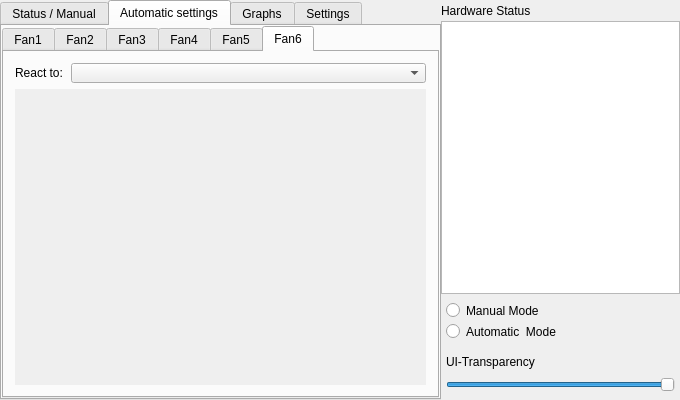
The window that FanControllerV2/fancontrollerv2.ui (Alia5/FanControllerV2) describes before a commit, drawn with Qt 5.
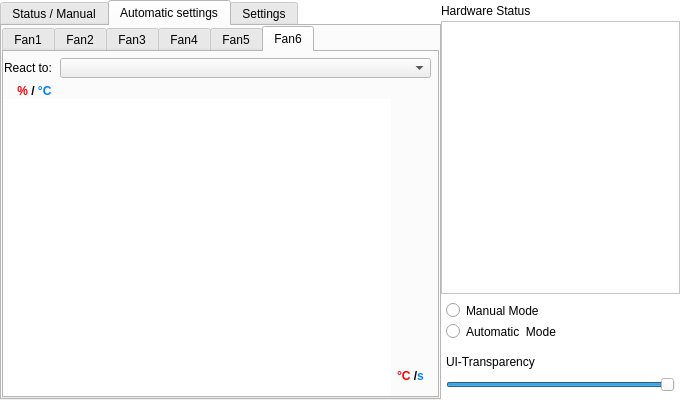
The same window after the commit. The open tabs and pages were chosen to show the change. Icons and pictures are not drawn. Custom widgets are drawn as their Qt base class.

Commit message: ui improvements - removed graph-tab - integrated temperature-graphs into fancurves - changed colorpalette slightly to accomodate win10 styling - fixed bug where fan-hysterisis doesn't get loaded

```diff
--- a/FanControllerV2/fancontrollerv2.ui
+++ b/FanControllerV2/fancontrollerv2.ui
@@ -16,6 +16,70 @@
     <height>215</height>
    </size>
   </property>
+  <property name="palette">
+   <palette>
+    <active>
+     <colorrole role="Base">
+      <brush brushstyle="SolidPattern">
+       <color alpha="255">
+        <red>255</red>
+        <green>255</green>
+        <blue>255</blue>
+       </color>
+      </brush>
+     </colorrole>
+     <colorrole role="Window">
+      <brush brushstyle="SolidPattern">
+       <color alpha="255">
+        <red>255</red>
+        <green>255</green>
+        <blue>255</blue>
+       </color>
+      </brush>
+     </colorrole>
+    </active>
+    <inactive>
+     <colorrole role="Base">
+      <brush brushstyle="SolidPattern">
+       <color alpha="255">
+        <red>255</red>
+        <green>255</green>
+        <blue>255</blue>
+       </color>
+      </brush>
+     </colorrole>
+     <colorrole role="Window">
+      <brush brushstyle="SolidPattern">
+       <color alpha="255">
+        <red>255</red>
+        <green>255</green>
+        <blue>255</blue>
+       </color>
+      </brush>
+     </colorrole>
+    </inactive>
+    <disabled>
+     <colorrole role="Base">
+      <brush brushstyle="SolidPattern">
+       <color alpha="255">
+        <red>255</red>
+        <green>255</green>
+        <blue>255</blue>
+       </color>
+      </brush>
+     </colorrole>
+     <colorrole role="Window">
+      <brush brushstyle="SolidPattern">
+       <color alpha="255">
+        <red>255</red>
+        <green>255</green>
+        <blue>255</blue>
+       </color>
+      </brush>
+     </colorrole>
+    </disabled>
+   </palette>
+  </property>
   <property name="windowTitle">
    <string>FanController</string>
   </property>
@@ -23,6 +87,12 @@
    <iconset resource="fancontrollerv2.qrc">
     <normaloff>:/FanControllerV2/icon.png</normaloff>:/FanControllerV2/icon.png</iconset>
   </property>
+  <property name="autoFillBackground">
+   <bool>false</bool>
+  </property>
+  <property name="styleSheet">
+   <string notr="true"/>
+  </property>
   <widget class="QWidget" name="centralWidget">
    <property name="sizePolicy">
     <sizepolicy hsizetype="Preferred" vsizetype="Preferred">
@@ -1403,16 +1473,22 @@
             <string>Fan6</string>
            </attribute>
            <layout class="QVBoxLayout" name="verticalLayout_11">
+            <property name="leftMargin">
+             <number>0</number>
+            </property>
+            <property name="topMargin">
+             <number>6</number>
+            </property>
+            <property name="rightMargin">
+             <number>6</number>
+            </property>
+            <property name="bottomMargin">
+             <number>0</number>
+            </property>
             <item>
              <layout class="QHBoxLayout" name="horizontalLayout_8">
               <item>
                <widget class="QLabel" name="label_10">
-                <property name="minimumSize">
-                 <size>
-                  <width>0</width>
-                  <height>0</height>
-                 </size>
-                </property>
                 <property name="maximumSize">
                  <size>
                   <width>50</width>
@@ -1437,11 +1513,96 @@
              </layout>
             </item>
             <item>
-             <widget class="QCustomPlot" name="cPl_Fan_6" native="true">
-              <property name="autoFillBackground">
-               <bool>true</bool>
-              </property>
-             </widget>
+             <layout class="QHBoxLayout" name="horizontalLayout_14">
+              <item>
+               <layout class="QVBoxLayout" name="verticalLayout_22">
+                <property name="spacing">
+                 <number>0</number>
+                </property>
+                <item>
+                 <widget class="QLabel" name="label_24">
+                  <property name="minimumSize">
+                   <size>
+                    <width>60</width>
+                    <height>15</height>
+                   </size>
+                  </property>
+                  <property name="maximumSize">
+                   <size>
+                    <width>60</width>
+                    <height>15</height>
+                   </size>
+                  </property>
+                  <property name="text">
+                   <string>&lt;html&gt;&lt;head/&gt;&lt;body&gt;&lt;p&gt;&lt;span style=&quot; font-weight:600; color:#ffffff;&quot;&gt;__&lt;/span&gt;&lt;span style=&quot; font-weight:600; color:#ff0000;&quot;&gt;% &lt;/span&gt;&lt;span style=&quot; font-weight:600;&quot;&gt;/ &lt;/span&gt;&lt;span style=&quot; font-weight:600; color:#0080ff;&quot;&gt;°C&lt;/span&gt;&lt;/p&gt;&lt;/body&gt;&lt;/html&gt;</string>
+                  </property>
+                 </widget>
+                </item>
+                <item>
+                 <widget class="QCustomPlot" name="cPl_Fan_6" native="true">
+                  <property name="autoFillBackground">
+                   <bool>true</bool>
+                  </property>
+                 </widget>
+                </item>
+               </layout>
+              </item>
+              <item>
+               <layout class="QVBoxLayout" name="verticalLayout_23">
+                <item>
+                 <spacer name="verticalSpacer_16">
+                  <property name="orientation">
+                   <enum>Qt::Vertical</enum>
+                  </property>
+                  <property name="sizeType">
+                   <enum>QSizePolicy::Expanding</enum>
+                  </property>
+                  <property name="sizeHint" stdset="0">
+                   <size>
+                    <width>1</width>
+                    <height>10</height>
+                   </size>
+                  </property>
+                 </spacer>
+                </item>
+                <item>
+                 <widget class="QLabel" name="label_25">
+                  <property name="minimumSize">
+                   <size>
+                    <width>34</width>
+                    <height>20</height>
+                   </size>
+                  </property>
+                  <property name="maximumSize">
+                   <size>
+                    <width>34</width>
+                    <height>20</height>
+                   </size>
+                  </property>
+                  <property name="text">
+                   <string>&lt;html&gt;&lt;head/&gt;&lt;body&gt;&lt;p&gt;&lt;span style=&quot; font-weight:600; color:#ff0000;&quot;&gt;°C&lt;/span&gt;&lt;span style=&quot; font-weight:600;&quot;&gt; /&lt;/span&gt;&lt;span style=&quot; font-weight:600; color:#0080ff;&quot;&gt;s &lt;/span&gt;&lt;/p&gt;&lt;/body&gt;&lt;/html&gt;</string>
+                  </property>
+                 </widget>
+                </item>
+                <item>
+                 <spacer name="verticalSpacer_17">
+                  <property name="orientation">
+                   <enum>Qt::Vertical</enum>
+                  </property>
+                  <property name="sizeType">
+                   <enum>QSizePolicy::Fixed</enum>
+                  </property>
+                  <property name="sizeHint" stdset="0">
+                   <size>
+                    <width>1</width>
+                    <height>10</height>
+                   </size>
+                  </property>
+                 </spacer>
+                </item>
+               </layout>
+              </item>
+             </layout>
             </item>
            </layout>
           </widget>
@@ -1449,24 +1610,6 @@
         </item>
        </layout>
       </widget>
-      <widget class="QWidget" name="graphTab">
-       <attribute name="title">
-        <string>Graphs</string>
-       </attribute>
-       <widget class="QCustomPlot" name="customplot" native="true">
-        <property name="geometry">
-         <rect>
-          <x>10</x>
-          <y>10</y>
-          <width>411</width>
-          <height>191</height>
-         </rect>
-        </property>
-        <property name="autoFillBackground">
-         <bool>true</bool>
-        </property>
-       </widget>
-      </widget>
       <widget class="QWidget" name="Settingstab">
        <property name="minimumSize">
         <size>
```
Left out of the diff: 1504 changed lines with no effect on the pictures. The commit also changes 12 other files.
